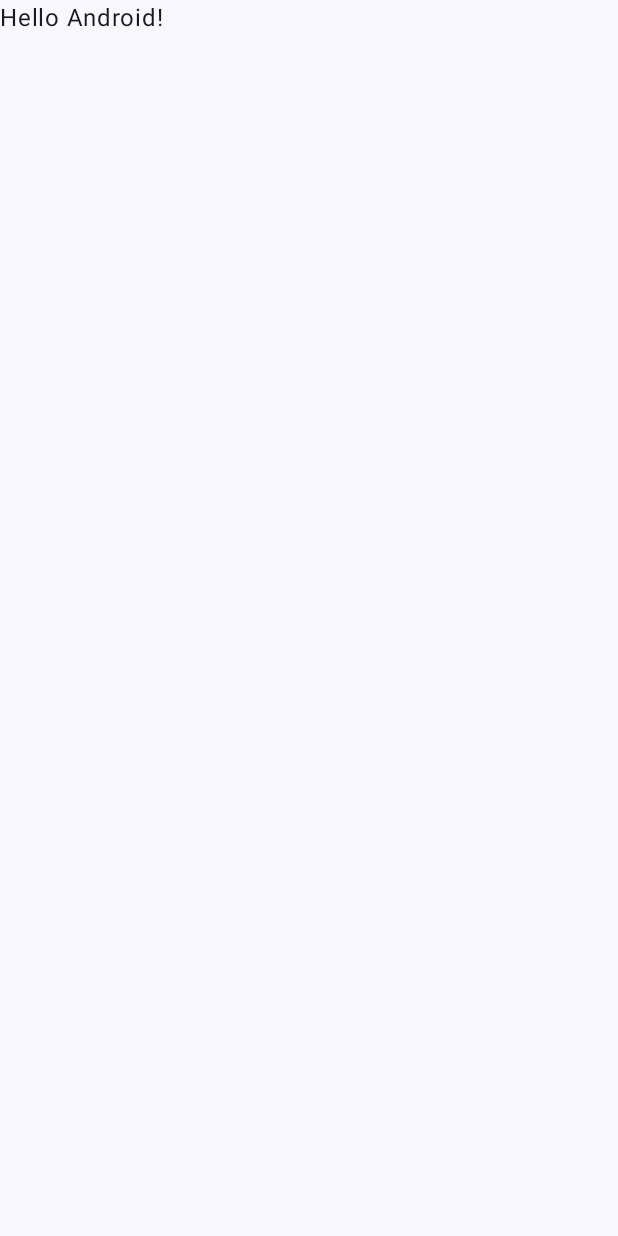
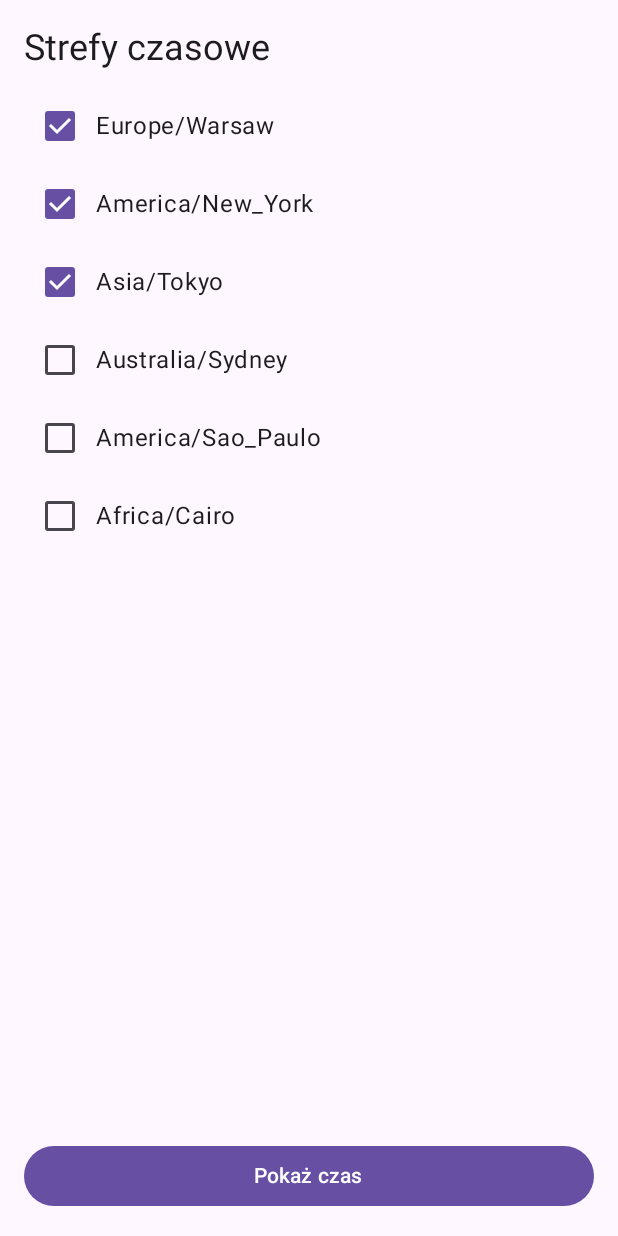
Before and after one commit to felipeculfo/PSM-Lab6, an Android app built with Jetpack Compose: the screen it shows after launch (MainActivity), on a phone screen of 412 x 824 dp. Before the commit the screen is almost empty. Run offline under Robolectric (Android 15) with nearby library versions, the phone set to English and light mode, and no system bars.

Commit message:
feat: Lab06 Zadanie 1

```diff
--- a/app/src/main/AndroidManifest.xml
+++ b/app/src/main/AndroidManifest.xml
@@ -23,6 +23,11 @@
                 <category android:name="android.intent.category.LAUNCHER" />
             </intent-filter>
         </activity>
+
+        <activity
+            android:name=".TimeActivity"
+            android:exported="false"
+            android:theme="@style/Theme.Zegarek" />
     </application>
 
 </manifest>
--- a/app/src/main/java/com/example/zegarek/MainActivity.kt
+++ b/app/src/main/java/com/example/zegarek/MainActivity.kt
@@ -1,47 +1,133 @@
+// MainActivity.kt
 package com.example.zegarek
 
+import android.content.Intent
 import android.os.Bundle
+import android.util.Log
 import androidx.activity.ComponentActivity
 import androidx.activity.compose.setContent
-import androidx.activity.enableEdgeToEdge
+import androidx.compose.foundation.layout.Arrangement
+import androidx.compose.foundation.layout.Column
+import androidx.compose.foundation.layout.Row
 import androidx.compose.foundation.layout.fillMaxSize
+import androidx.compose.foundation.layout.fillMaxWidth
 import androidx.compose.foundation.layout.padding
+import androidx.compose.foundation.lazy.LazyColumn
+import androidx.compose.foundation.lazy.items
+import androidx.compose.material3.Button
+import androidx.compose.material3.Checkbox
+import androidx.compose.material3.MaterialTheme
 import androidx.compose.material3.Scaffold
 import androidx.compose.material3.Text
 import androidx.compose.runtime.Composable
+import androidx.compose.runtime.getValue
+import androidx.compose.runtime.mutableStateOf
+import androidx.compose.runtime.saveable.rememberSaveable
+import androidx.compose.runtime.setValue
+import androidx.compose.ui.Alignment
 import androidx.compose.ui.Modifier
-import androidx.compose.ui.tooling.preview.Preview
-import com.example.zegarek.ui.theme.ZegarekTheme
+import androidx.compose.ui.platform.LocalContext
+import androidx.compose.ui.unit.dp
 
 class MainActivity : ComponentActivity() {
+
     override fun onCreate(savedInstanceState: Bundle?) {
         super.onCreate(savedInstanceState)
-        enableEdgeToEdge()
+        logEvent("onCreate")
         setContent {
-            ZegarekTheme {
+            MaterialTheme {
                 Scaffold(modifier = Modifier.fillMaxSize()) { innerPadding ->
-                    Greeting(
-                        name = "Android",
+                    ZoneSelectionScreen(
                         modifier = Modifier.padding(innerPadding)
                     )
                 }
             }
         }
     }
+
+    override fun onStart() {
+        super.onStart()
+        logEvent("onStart")
+    }
+
+    override fun onResume() {
+        super.onResume()
+        logEvent("onResume")
+    }
+
+    override fun onPause() {
+        super.onPause()
+        logEvent("onPause")
+    }
+
+    override fun onStop() {
+        super.onStop()
+        logEvent("onStop")
+    }
+
+    override fun onRestart() {
+        super.onRestart()
+        logEvent("onRestart")
+    }
+
+    override fun onDestroy() {
+        super.onDestroy()
+        logEvent("onDestroy")
+    }
+
+    private fun logEvent(methodName: String) {
+        Log.d("ActivityLifecycle", "MainActivity -> $methodName")
+    }
 }
 
 @Composable
-fun Greeting(name: String, modifier: Modifier = Modifier) {
-    Text(
-        text = "Hello $name!",
+fun ZoneSelectionScreen(modifier: Modifier = Modifier) {
+    val context = LocalContext.current
+    var selectedZones by rememberSaveable {
+        mutableStateOf(listOf("Europe/Warsaw", "America/New_York", "Asia/Tokyo"))
+    }
+
+    Column(
         modifier = modifier
-    )
-}
+            .fillMaxSize()
+            .padding(16.dp),
+        verticalArrangement = Arrangement.spacedBy(12.dp)
+    ) {
+        Text(
+            text = "Strefy czasowe",
+            style = MaterialTheme.typography.headlineSmall
+        )
 
-@Preview(showBackground = true)
-@Composable
-fun GreetingPreview() {
-    ZegarekTheme {
-        Greeting("Android")
+        LazyColumn(
+            modifier = Modifier.weight(1f),
+            verticalArrangement = Arrangement.spacedBy(4.dp)
+        ) {
+            items(AVAILABLE_ZONES, key = { it }) { zoneId ->
+                Row(
+                    modifier = Modifier.fillMaxWidth(),
+                    verticalAlignment = Alignment.CenterVertically
+                ) {
+                    Checkbox(
+                        checked = zoneId in selectedZones,
+                        onCheckedChange = {
+                            selectedZones = toggleZoneSelection(selectedZones, zoneId)
+                        }
+                    )
+                    Text(text = zoneId)
+                }
+            }
+        }
+
+        Button(
+            onClick = {
+                val intent = Intent(context, TimeActivity::class.java).apply {
+                    putExtra(EXTRA_SELECTED_ZONES, selectedZones.toTypedArray())
+                }
+                context.startActivity(intent)
+            },
+            modifier = Modifier.fillMaxWidth()
+        ) {
+            Text("Pokaż czas")
+        }
     }
 }
--- /dev/null
+++ b/app/src/main/java/com/example/zegarek/ZoneSelectionState.kt
@@ -0,0 +1,16 @@
+// ZoneSelectionState.kt
+package com.example.zegarek
+
+const val EXTRA_SELECTED_ZONES = "com.example.lab6.EXTRA_SELECTED_ZONES"
+
+val AVAILABLE_ZONES: List<String> = listOf(
+    "Europe/Warsaw",
+    "America/New_York",
+    "Asia/Tokyo",
+    "Australia/Sydney",
+    "America/Sao_Paulo",
+    "Africa/Cairo"
+)
+
+fun toggleZoneSelection(current: List<String>, zoneId: String): List<String> =
+    if (zoneId in current) current - zoneId else current + zoneId
```
Also changed, not shown: app/src/main/java/com/example/zegarek/TimeActivity.kt (added, +105 -0 lines).
